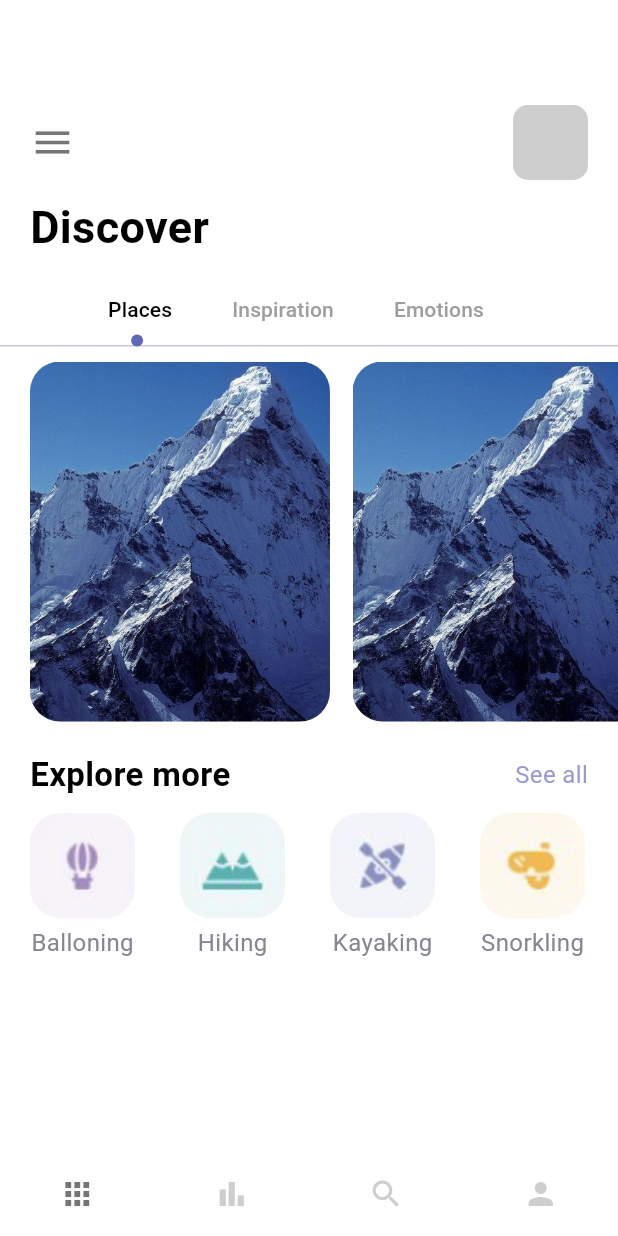
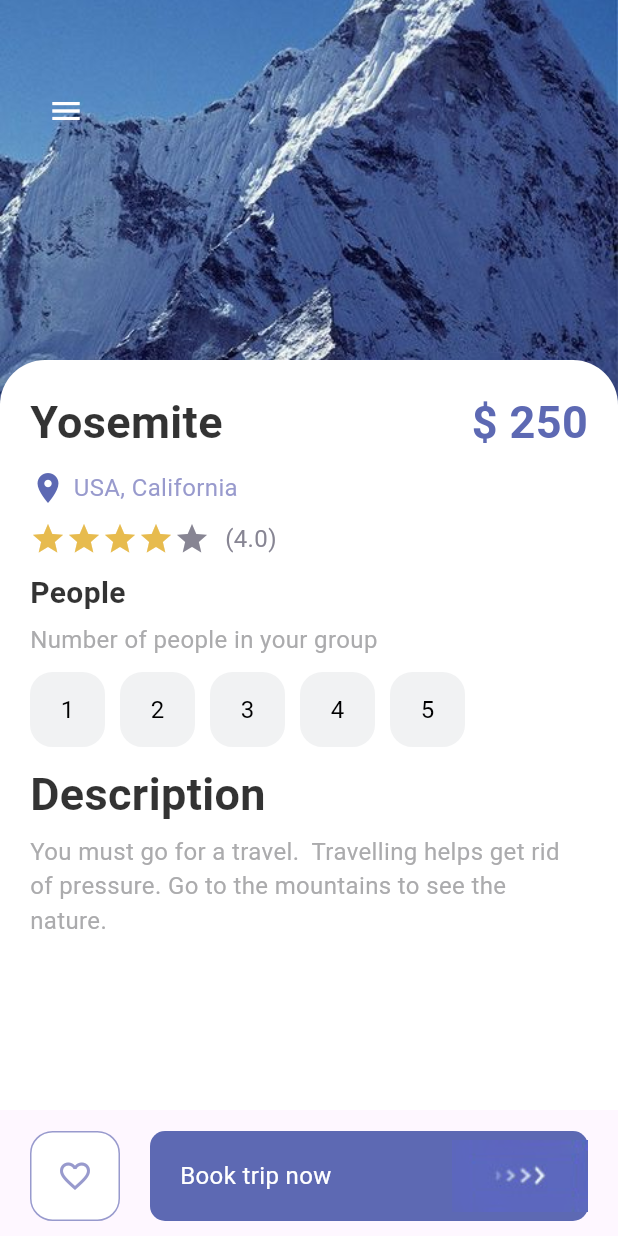
Before and after one commit to Krevetka17/flutter_apps, a Flutter app: the screen it shows after launch, on a phone screen of 412 x 824 dp. Run offline on Flutter 3.47's test engine with Material 3 defaults, Android fonts, the phone set to English and light mode, and no system bars.

Commit message:
built detail_page

```diff
--- a/lib/main.dart
+++ b/lib/main.dart
@@ -1,4 +1,5 @@
 import 'package:flutter/material.dart';
+import 'package:flutter_cubit/pages/detail_page.dart';
 import 'package:flutter_cubit/pages/navpages/main_page.dart';
 import 'package:flutter_cubit/pages/welcome_page.dart';
 
@@ -19,7 +20,7 @@ class MyApp extends StatelessWidget {
 
           primarySwatch: Colors.blue,
         ),
-        home: MainPage()
+        home: DetailPage()
     );
   }
 }
--- /dev/null
+++ b/lib/pages/detail_page.dart
@@ -0,0 +1,151 @@
+
+import 'package:flutter/material.dart';
+import 'package:flutter_cubit/widgets/app_buttons.dart';
+import 'package:flutter_cubit/widgets/app_large_text.dart';
+import '../misc/colors.dart';
+import '../widgets/app_text.dart';
+import '../widgets/responsive_button.dart';
+
+class DetailPage extends StatefulWidget {
+  const DetailPage({super.key});
+
+  @override
+  State<DetailPage> createState() => _DetailPageState();
+}
+
+class _DetailPageState extends State<DetailPage> {
+  int gottenStars=4;
+  int selectedIndex=-1;
+  @override
+  Widget build(BuildContext context) {
+    return Scaffold(
+      body: Container(
+        width: double.maxFinite,
+        height: double.maxFinite,
+        child: Stack(
+          children: [
+            Positioned(
+              left: 0,
+              right: 0,
+              child: Container(
+                width: double.maxFinite,
+                height: 350,
+                decoration: BoxDecoration(
+                    image: DecorationImage(
+                        image: AssetImage("img/mountain.jpeg"),
+                        fit: BoxFit.cover
+                    ),
+                ),
+              ),),
+            Positioned(
+              left: 20,
+                top: 50,
+                child: Row(
+                  children: [
+                    IconButton(onPressed: (){}, icon: Icon(Icons.menu),
+                    color: Colors.white,
+                    ),
+                  ],
+                )),
+            Positioned(
+              top: 240,
+                child:Container(
+                  padding: const EdgeInsets.only(left: 20, right: 20, top: 20),
+                  width: MediaQuery.of(context).size.width,
+                  height: 500,
+                  decoration: BoxDecoration(
+                    color: Colors.white,
+                    borderRadius: BorderRadius.only(
+                      topLeft: Radius.circular(30),
+                      topRight: Radius.circular(30)
+                    )
+                  ),
+                  child: Column(
+                    crossAxisAlignment: CrossAxisAlignment.start,
+                    children: [
+                      Row(
+                        mainAxisAlignment: MainAxisAlignment.spaceBetween,
+                        children: [
+                          AppLargeText( text: "Yosemite", color: Colors.black.withOpacity(0.8)),
+                          AppLargeText( text: "\$ 250", color:AppColors.mainColor,),
+                        ],
+                      ),
+                      SizedBox(height: 10),
+                      Row(
+                        children: [
+                          Icon(Icons.location_on, color: AppColors.mainColor),
+                          SizedBox(width: 5 ),
+                          AppText(text:"USA, California", color: AppColors.textColor1)
+                        ],
+                      ),
+                      SizedBox(height: 10),
+                      Row(
+                        children: [
+                          Wrap(
+                            children: List.generate(5, (index){
+                              return Icon(Icons.star, color:index<gottenStars?AppColors.starColor:AppColors.textColor2);
+                            }),
+                          ),
+                          SizedBox(width: 10),
+                          AppText(text: "(4.0)", color: AppColors.textColor2)
+                        ],
+                      ),
+                      SizedBox(height: 10),
+                      AppLargeText(text: "People", color: Colors.black.withOpacity(0.8), size: 20),
+                      SizedBox(height: 5),
+                      AppText(text: "Number of people in your group", color: AppColors.mainTextColor),
+                      SizedBox(height: 10),
+                      Wrap(
+                        children: List.generate(5, (index){
+                          return InkWell(
+                            onTap: (){
+                              setState(() {
+                                selectedIndex=index;
+                              });
+                            },
+                            child: Container(
+                              margin: const EdgeInsets.only(right: 10),
+                              child: AppButtons(
+                                  size: 50,
+                                  color: selectedIndex==index?Colors.white:Colors.black,
+                                  backgroundColor: selectedIndex==index?Colors.black:AppColors.buttonBackground,
+                                  borderColor: selectedIndex==index?Colors.black:AppColors.buttonBackground,
+                                  text: (index+1).toString(),
+                              ),
+                            ),
+                          );
+                        }),
+                      ),
+                      SizedBox(height: 10),
+                      AppLargeText(text: "Description", color: Colors.black.withOpacity(0.8)),
+                      SizedBox(height: 5),
+                      AppText(text: "You must go for a travel.  Travelling helps get rid of pressure. Go to the mountains to see the nature.", color:AppColors.mainTextColor),
+                    ],
+                  ),
+            )),
+            Positioned(
+                bottom: 10,
+                left: 20,
+                right: 20,
+                child: Row(
+                  children: [
+                    AppButtons(size: 60,
+                        color: AppColors.textColor1,
+                        backgroundColor: Colors.white,
+                        borderColor: AppColors.textColor1,
+                        isIcon: true,
+                        icon: Icons.favorite_border,
+                    ),
+                    SizedBox(width: 20),
+                    ResponsiveButton(
+                      isResponsive: true,
+                    )
+                  ],
+                )),
+
+          ],
+        ),
+      ),
+    );
+  }
+}
--- a/lib/pages/navpages/home_page.dart
+++ b/lib/pages/home_page.dart
@@ -2,7 +2,7 @@ import 'package:flutter/cupertino.dart';
 import 'package:flutter/material.dart';
 import 'package:flutter_cubit/widgets/app_large_text.dart';
 import 'package:flutter_cubit/widgets/app_text.dart';
-import '../../misc/colors.dart';
+import '../misc/colors.dart';
 
 class HomePage extends StatefulWidget {
   const HomePage({super.key});
--- a/lib/pages/navpages/main_page.dart
+++ b/lib/pages/navpages/main_page.dart
@@ -1,7 +1,7 @@
 import 'package:flutter/cupertino.dart';
 import 'package:flutter/material.dart';
 import 'package:flutter_cubit/pages/navpages/bar_item_page.dart';
-import 'package:flutter_cubit/pages/navpages/home_page.dart';
+import 'package:flutter_cubit/pages/home_page.dart';
 import 'package:flutter_cubit/pages/navpages/my_page.dart';
 import 'package:flutter_cubit/pages/navpages/search_page.dart';
 
@@ -42,7 +42,7 @@ class _MainPageState extends State<MainPage> {
         showUnselectedLabels: false,
         showSelectedLabels: false,
         elevation: 0,
-        items: [
+        items: const [
           BottomNavigationBarItem(label: "Home", icon: Icon(Icons.apps)),
           BottomNavigationBarItem(label: "Bar", icon: Icon(Icons.bar_chart_sharp)),
           BottomNavigationBarItem(label: "Search", icon: Icon(Icons.search)),
--- /dev/null
+++ b/lib/widgets/app_buttons.dart
@@ -0,0 +1,40 @@
+import 'package:flutter/cupertino.dart';
+import 'package:flutter/material.dart';
+import 'package:flutter_cubit/widgets/app_text.dart';
+
+import '../misc/colors.dart';
+
+class AppButtons extends StatelessWidget {
+  final Color color;
+  String? text;
+  IconData? icon;
+  final Color backgroundColor;
+  double size;
+  final Color borderColor;
+  bool? isIcon;
+
+  AppButtons ({super.key,
+    this.isIcon=false,
+    this.text="Hi",
+    this.icon,
+    required this.size,
+    required this.color,
+    required this.backgroundColor,
+    required this.borderColor});
+
+  @override
+  Widget build(BuildContext context) {
+    return Container(
+    width: size,
+    height: size,
+    decoration: BoxDecoration(
+      border: Border.all(
+        color: borderColor,
+        width: 1.0,
+      ),
+      borderRadius: BorderRadius.circular(15),
+      color: backgroundColor),
+      child: isIcon==false?Center(child: AppText(text:text!, color:color)):Center(child: Icon(icon, color: color)),
+    );
+  }
+}
--- a/lib/widgets/responsive_button.dart
+++ b/lib/widgets/responsive_button.dart
@@ -1,25 +1,31 @@
 import 'package:flutter/cupertino.dart';
+import 'package:flutter/material.dart';
 import 'package:flutter_cubit/misc/colors.dart';
+import 'package:flutter_cubit/widgets/app_text.dart';
 
 class ResponsiveButton extends StatelessWidget {
   bool? isResponsive;
   double? width;
-  ResponsiveButton({Key? key, this.width, this.isResponsive=false}):super(key: key);
+  ResponsiveButton({Key? key, this.width=120, this.isResponsive=false}):super(key: key);
 
   @override
   Widget build(BuildContext context) {
-      return Container(
-      width: width,
+      return Flexible(
+        child: Container(
+          width: isResponsive==true?double.maxFinite:width,
           height: 60,
           decoration: BoxDecoration(
            borderRadius: BorderRadius.circular(10),
             color: AppColors.mainColor
           ),
         child: Row(
-        mainAxisAlignment: MainAxisAlignment.center,
+          mainAxisAlignment: isResponsive==true?MainAxisAlignment.spaceBetween: MainAxisAlignment.center,
           children: [
+            isResponsive==true?Container(margin:const EdgeInsets.only(left: 20),
+                child: AppText(text: "Book trip now", color:Colors.white)):Container(),
             Image.asset("img/button-one.png")
           ],
+        ),
             ),
       );
   }
```
Lines whose indentation alone changed are shown as unchanged.
